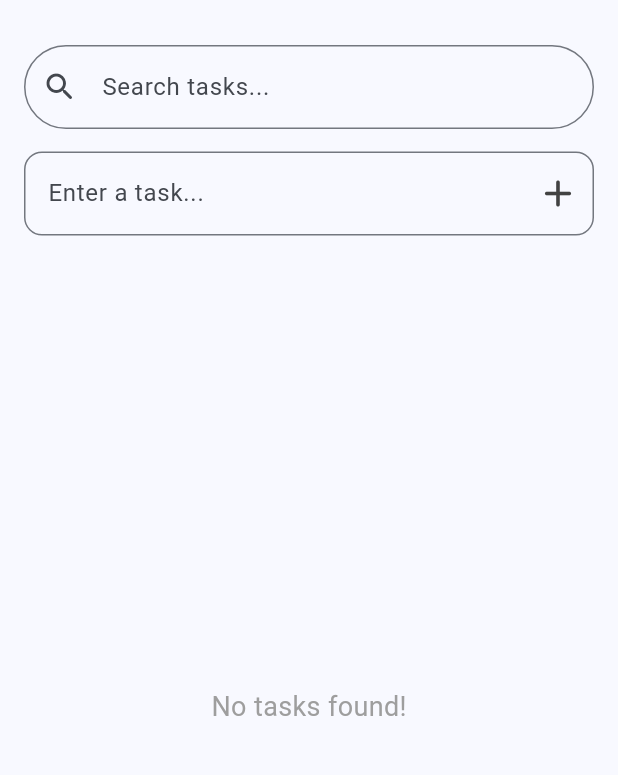
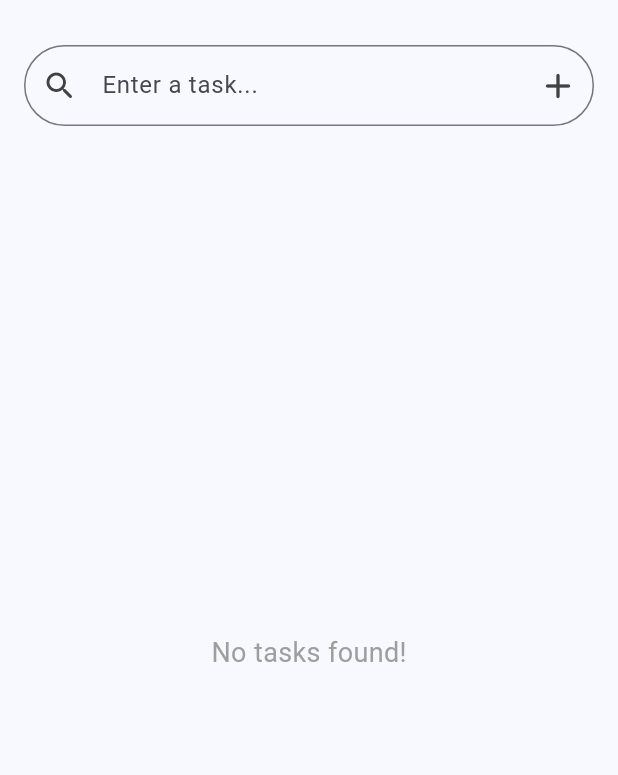
Before and after one commit to Rohiitt405/TaskFlow, a Flutter app: the screen it shows after launch, on a phone screen of 412 x 824 dp, the part 63-838 px from its top. Run offline on Flutter 3.47's test engine with Material 3 defaults, Android fonts, the phone set to English and light mode, and no system bars; our stand-ins replace shared_preferences.

Commit message:
Remove the Search bar and add Seach Functionality in the single input field

```diff
--- a/lib/main.dart
+++ b/lib/main.dart
@@ -55,6 +55,7 @@ class _TodoHomePageState extends State<TodoHomePage> {
   final TextEditingController _searchController = TextEditingController();
   final List<Task> _tasks = [];
   List<Task> _filteredTasks = [];
+  bool _isSearching = false;
 
   @override
   void initState() {
@@ -143,7 +144,7 @@ class _TodoHomePageState extends State<TodoHomePage> {
     final realIndex = _tasks.indexOf(task);
 
     setState(() {
-      _tasks[index].isDone = ! _tasks[index].isDone;
+      _tasks[realIndex].isDone = ! _tasks[realIndex].isDone;
       _filteredTasks[index].isDone = !_filteredTasks[index].isDone;
     });
     _saveTasks();
@@ -204,40 +205,62 @@ class _TodoHomePageState extends State<TodoHomePage> {
         padding: const EdgeInsets.all(16.0),
         child: Column(
           children: [
-            TextField(
-              controller: _searchController,
-              decoration: InputDecoration(
-                labelText: 'Search tasks...',
-                prefixIcon: const Icon(Icons.search_rounded),
-                border: OutlineInputBorder(
-                  borderRadius: BorderRadius.circular(50),
-                )
+            AnimatedContainer(
+              duration: const Duration(milliseconds: 250),
+              curve: Curves.easeInOut,
+              child: TextField(
+                controller: _isSearching ? _searchController : _taskController,
+                autofocus: false,
+                textCapitalization: TextCapitalization.sentences,
+                onChanged: _isSearching ? (_) => _filterTask() : null,
+                onSubmitted: (value) {
+                  if(_isSearching){
+                    _filterTask();
+                  } else {
+                    _addTask();
+                  }
+                },
+                decoration: InputDecoration(
+                  hintText: _isSearching ? 'Search tasks...' : 'Enter a task...',
+                  prefixIcon: IconButton(
+                    icon: Icon(
+                      Icons.search_rounded,
+                      color: _isSearching ? Colors.blue : Colors.grey[800],
+                    ),
+                    onPressed: () {
+                      setState(() {
+                        _isSearching = !_isSearching;
+                        if(!_isSearching){
+                          _searchController.clear();
+                          _filteredTasks = List.from(_tasks);
+                        }
+                      });
+                    },
+                  ),
+                  suffixIcon: IconButton(
+                    icon: Icon(_isSearching ? Icons.close_rounded : Icons.add_rounded,
+                    color: Colors.grey[800],
+                    size: 28
+                    ),
+                    tooltip: _isSearching ? 'Close search' : 'Add Task',
+                    onPressed: () {
+                      if (_isSearching){
+                        setState(() {
+                          _isSearching = false;
+                          _searchController.clear();
+                          _filteredTasks = List.from(_tasks);
+                        });
+                      } else {
+                        _addTask();
+                      }
+                    },
+                  ),
+                  border: OutlineInputBorder(
+                    borderRadius: BorderRadius.circular(50),
+                  ),
+                  contentPadding: const EdgeInsets.symmetric(horizontal: 20, vertical: 15),
+                ),
               ),
-            ),
-            const SizedBox(height: 15),
-
-            Row(
-              children: [
-                // Text input field
-                Expanded(
-                  child: TextField(
-                    controller: _taskController,
-                    textCapitalization: TextCapitalization.sentences,
-                    decoration: InputDecoration(
-                      labelText: 'Enter a task...',
-                      border: OutlineInputBorder(
-                        borderRadius: BorderRadius.circular(12),
-                      ),
-                      suffixIcon: IconButton(
-                        icon: Icon(Icons.add_rounded, size: 30, color: Colors.grey[800]),
-                        onPressed: _addTask,
-                        tooltip: 'Add Task',
-                      ),
-                    ),
-                    onSubmitted: (_) => _addTask(),
-                  ),
-                ),
-              ],
             ),
             const SizedBox(height: 20),
 
```
